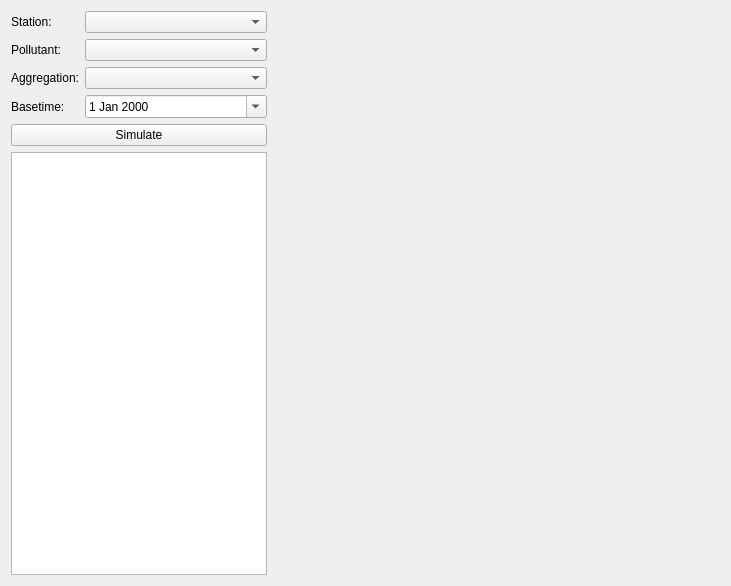
First picture: the form in src/ui/opaqviewer.ui, repository VITObelgium/cpp-infra, before the edit.
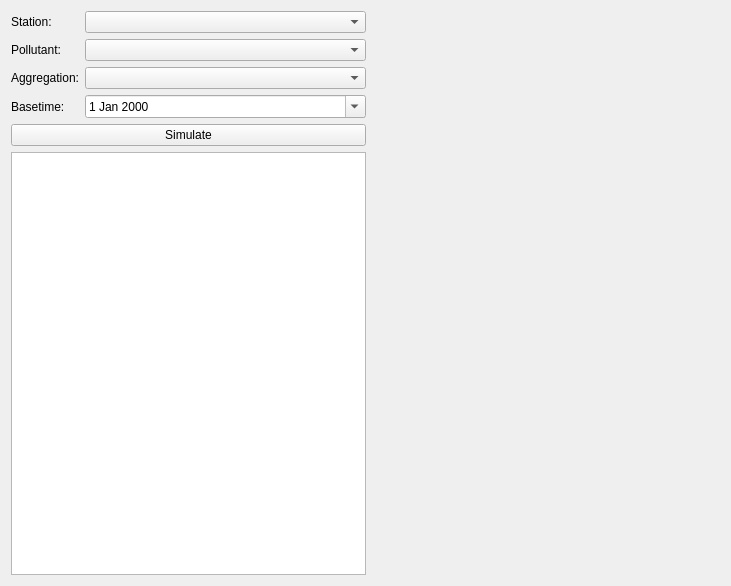
Second picture: the form after the edit. Custom widgets are drawn as their Qt base class.

What changed in the file:
```diff
--- a/src/ui/opaqviewer.ui
+++ b/src/ui/opaqviewer.ui
@@ -84,6 +84,12 @@
            <verstretch>0</verstretch>
           </sizepolicy>
          </property>
+         <property name="minimumSize">
+          <size>
+           <width>355</width>
+           <height>0</height>
+          </size>
+         </property>
         </widget>
        </item>
       </layout>
@@ -96,6 +102,12 @@
          <verstretch>0</verstretch>
         </sizepolicy>
        </property>
+       <property name="minimumSize">
+        <size>
+         <width>0</width>
+         <height>0</height>
+        </size>
+       </property>
       </widget>
      </item>
     </layout>
```
